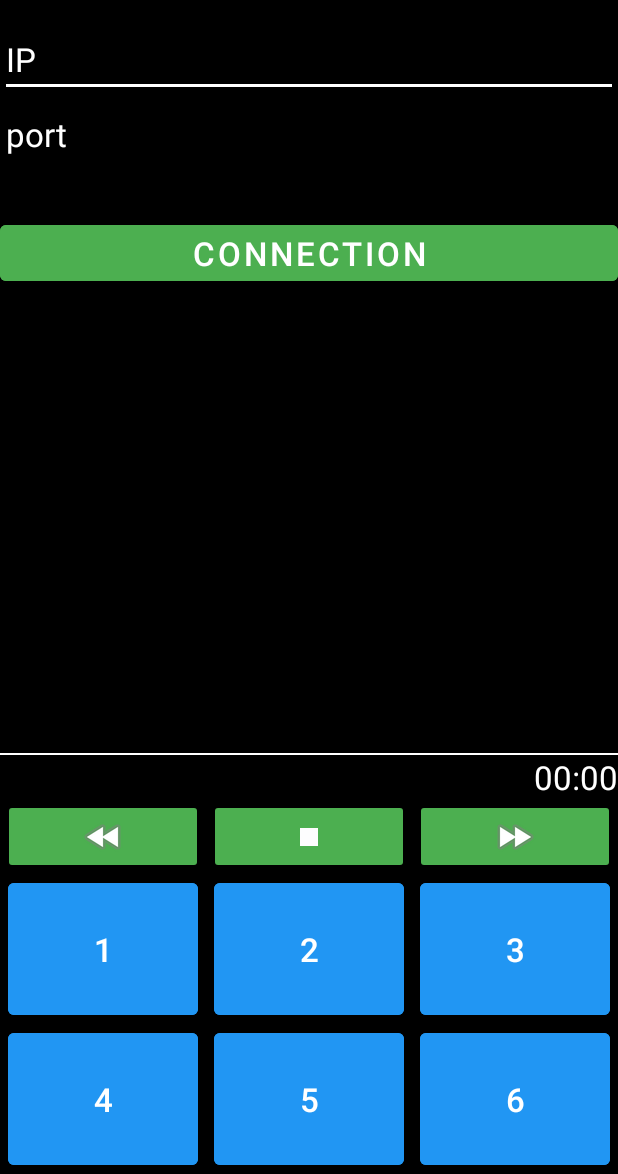
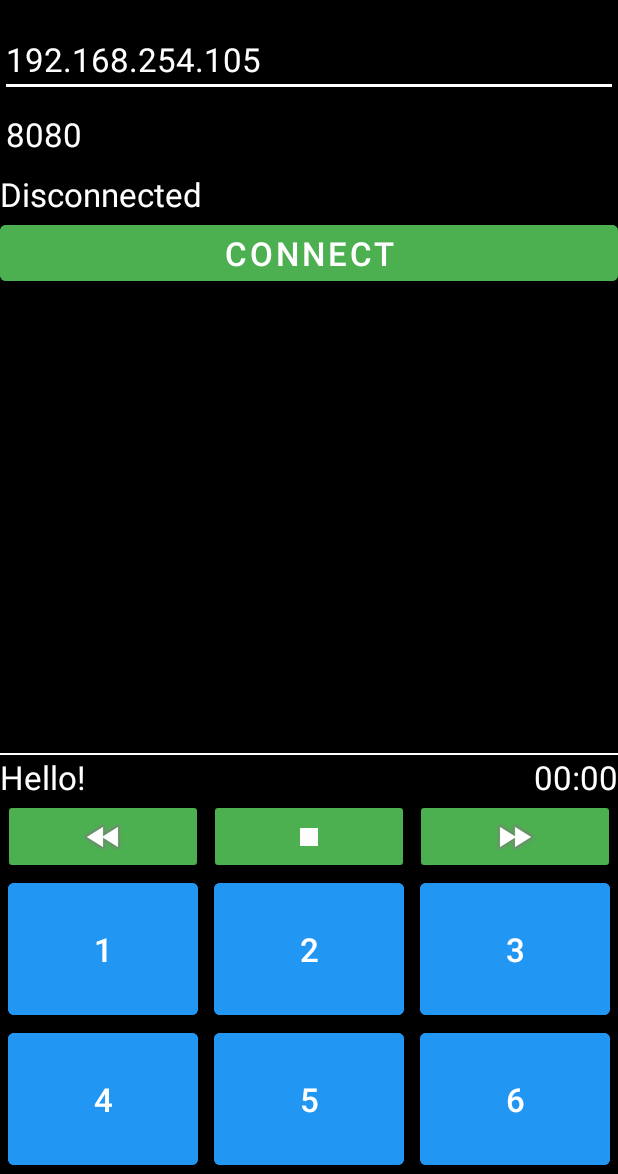
Before and after one commit to SokolAK/RemoteSound-Client, an Android app: the screen it shows after launch (MainActivity), after a tap on an icon or button, on a phone screen of 412 x 824 dp, the part 62-1236 px from its top. Run offline under Robolectric (Android 15) with nearby library versions, the phone set to English and light mode, and no system bars; 1 other tap on this screen came first.

Commit message:
Modify Connector and Remove Player

```diff
--- a/app/src/main/AndroidManifest.xml
+++ b/app/src/main/AndroidManifest.xml
@@ -1,9 +1,8 @@
 <?xml version="1.0" encoding="utf-8"?>
 <manifest xmlns:android="http://schemas.android.com/apk/res/android"
     package="pl.sokolak.remotesoundclient" >
-    <uses-permission android:name = "android.permission.ACCESS_WIFI_STATE" />
+    <uses-permission android:name = "android.permission.INTERNET" />
     <uses-permission android:name = "android.permission.ACCESS_NETWORK_STATE" />
-    <uses-permission android:name = "android.permission.INTERNET"/>
     <application
         android:allowBackup="true"
         android:icon="@mipmap/ic_launcher"
--- /dev/null
+++ b/app/src/main/java/pl/sokolak/remotesoundclient/ClientConnector.java
@@ -0,0 +1,156 @@
+package pl.sokolak.remotesoundclient;
+
+import android.annotation.SuppressLint;
+import android.app.Activity;
+import android.view.MotionEvent;
+import android.widget.Button;
+import android.widget.EditText;
+import android.widget.TextView;
+
+import java.io.BufferedReader;
+import java.io.IOException;
+import java.io.InputStreamReader;
+import java.io.PrintWriter;
+import java.net.Socket;
+
+@SuppressLint("SetTextI18n")
+public class ClientConnector {
+    private final Activity activity;
+    private Thread threadConnection = null;
+    private EditText etIP, etPort;
+    private TextView tvConnection;
+    private String SERVER_IP;
+    private int SERVER_PORT;
+    private PrintWriter output;
+    private BufferedReader input;
+    private ConnectionStatus connectionStatus = ConnectionStatus.DISCONNECTED;
+    private String ip;
+    private String port;
+    private TextView tvMessages;
+    private Button btnConnect;
+    private Button button1;
+
+    public ClientConnector(Activity activity, String ip, String port) {
+        this.activity = activity;
+        this.ip = ip;
+        this.port = port;
+    }
+
+    public void init() {
+        etIP = activity.findViewById(R.id.etIP);
+        etIP.setText(ip);
+        etPort = activity.findViewById(R.id.etPort);
+        etPort.setText(port);
+        tvConnection = activity.findViewById(R.id.tvConnection);
+        btnConnect = activity.findViewById(R.id.btnConnect);
+        btnConnect.setOnClickListener(v -> {
+            //tvConnection.setText("");
+            SERVER_IP = etIP.getText().toString().trim();
+            SERVER_PORT = Integer.parseInt(etPort.getText().toString().trim());
+            threadConnection = new Thread(new ThreadConnection());
+            threadConnection.start();
+        });
+        tvMessages = activity.findViewById(R.id.tvMessages);
+
+        button1 = activity.findViewById(R.id.button1);
+        button1.setOnClickListener(b -> clickButton(1));
+        activity.findViewById(R.id.button2).setOnClickListener(b -> clickButton(2));
+        activity.findViewById(R.id.button3).setOnClickListener(b -> clickButton(3));
+        activity.findViewById(R.id.buttonStop).setOnClickListener(b -> clickButton(104));
+        activity.findViewById(R.id.buttonForward).setOnTouchListener((v, e) -> v.onTouchEvent(MotionEvent.obtain(0, 0, MotionEvent.ACTION_DOWN, 0, 0, 0)));
+    }
+
+    private void clickButton(int c) {
+        new Thread(new ThreadWrite(c)).start();
+    }
+
+    enum ConnectionStatus {
+        CONNECTED,
+        DISCONNECTED
+    }
+
+    class ThreadConnection implements Runnable {
+        @Override
+        public void run() {
+            Socket socket;
+            if (connectionStatus == ConnectionStatus.DISCONNECTED) {
+                try {
+                    socket = new Socket(SERVER_IP, SERVER_PORT);
+                    output = new PrintWriter(socket.getOutputStream());
+                    input = new BufferedReader(new InputStreamReader(socket.getInputStream()));
+                    new Thread(new ThreadRead()).start();
+                    connectionStatus = ConnectionStatus.CONNECTED;
+                    activity.runOnUiThread(() -> btnConnect.setEnabled(false));
+                } catch (IOException e) {
+                    e.printStackTrace();
+                }
+            } else {
+                socket = null;
+                connectionStatus = ConnectionStatus.DISCONNECTED;
+            }
+        }
+    }
+
+    class ThreadWrite implements Runnable {
+        private int message;
+
+        ThreadWrite(int c) {
+            this.message = c;
+        }
+
+        @Override
+        public void run() {
+            if (output != null) {
+                output.write(message);
+                output.flush();
+            }
+//            activity.runOnUiThread(new Runnable() {
+//                @Override
+//                public void run() {
+//                    tvMessages.append("client: " + message + "\n");
+//                    etMessage.setText("");
+//                }
+//            });
+        }
+    }
+
+    class ThreadRead implements Runnable {
+        @Override
+        public void run() {
+            while (true) {
+                try {
+                    int message = input.read();
+                    if (message != -1) {
+                        activity.runOnUiThread(() -> tvMessages.setText("Server: " + message));
+                        switch (message) {
+                            case 10:
+                                button1.setText("1");
+                                break;
+                            case 11:
+                                button1.setText("||");
+                                break;
+                            case 12:
+                                button1.setText(">>");
+                                break;
+
+                            case 500:
+                                String stat500 = activity.getString(R.string.status) + ": " + activity.getString(R.string.disconnected);
+                                tvConnection.setText(stat500);
+                                break;
+                            case 501:
+                                String stat501 = activity.getString(R.string.status) + ": " + activity.getString(R.string.connected);
+                                tvConnection.setText(stat501);
+                                break;
+                        }
+                    } else {
+                        threadConnection = new Thread(new ThreadConnection());
+                        threadConnection.start();
+                        return;
+                    }
+                } catch (IOException e) {
+                    e.printStackTrace();
+                }
+            }
+        }
+    }
+}
--- a/app/src/main/java/pl/sokolak/remotesoundclient/Connector.java
+++ /dev/null
@@ -1,81 +0,0 @@
-package pl.sokolak.remotesoundclient;
-
-import android.annotation.SuppressLint;
-import android.app.Activity;
-import android.net.wifi.WifiInfo;
-import android.net.wifi.WifiManager;
-import android.view.View;
-import android.widget.Button;
-import android.widget.EditText;
-import android.widget.TextView;
-
-import java.io.BufferedReader;
-import java.io.IOException;
-import java.io.InputStreamReader;
-import java.io.PrintWriter;
-import java.net.InetAddress;
-import java.net.ServerSocket;
-import java.net.Socket;
-import java.net.UnknownHostException;
-import java.nio.ByteBuffer;
-import java.nio.ByteOrder;
-
-import static android.content.Context.WIFI_SERVICE;
-
-public class Connector {
-    private final Activity activity;
-    private Thread threadConnection = null;
-    private EditText etIP, etPort;
-    private TextView tvConnection;
-    private String SERVER_IP;
-    private int SERVER_PORT;
-    private PrintWriter output;
-    private BufferedReader input;
-    private ConnectionStatus connectionStatus = ConnectionStatus.DISCONNECTED;
-
-    public Connector(Activity activity) {
-        this.activity = activity;
-    }
-
-    public void init() {
-        etIP = activity.findViewById(R.id.etIP);
-        etPort = activity.findViewById(R.id.etPort);
-        tvConnection = activity.findViewById(R.id.tvConnection);
-        Button btnConnect = activity.findViewById(R.id.btnConnect);
-        btnConnect.setOnClickListener(v -> {
-            tvConnection.setText("");
-            SERVER_IP = etIP.getText().toString().trim();
-            SERVER_PORT = Integer.parseInt(etPort.getText().toString().trim());
-            threadConnection = new Thread(new ThreadConnection());
-            threadConnection.start();
-        });
-    }
-
-    class ThreadConnection implements Runnable {
-        @Override
-        public void run() {
-            Socket socket;
-            if (connectionStatus == ConnectionStatus.DISCONNECTED) {
-                try {
-                    socket = new Socket(SERVER_IP, SERVER_PORT);
-                    output = new PrintWriter(socket.getOutputStream());
-                    input = new BufferedReader(new InputStreamReader(socket.getInputStream()));
-                    activity.runOnUiThread(() -> tvConnection.setText("Connected\n"));
-                    //new Thread(new Thread2()).start();
-                    connectionStatus = ConnectionStatus.CONNECTED;
-                } catch (IOException e) {
-                    e.printStackTrace();
-                }
-            } else {
-                socket = null;
-                activity.runOnUiThread(() -> tvConnection.setText("Disonnected\n"));
-                connectionStatus = ConnectionStatus.DISCONNECTED;
-            }
-        }
-    }
-
-    enum ConnectionStatus {
-        CONNECTED,
-        DISCONNECTED
-    }
-}
--- a/app/src/main/java/pl/sokolak/remotesoundclient/MainActivity.java
+++ b/app/src/main/java/pl/sokolak/remotesoundclient/MainActivity.java
@@ -11,11 +11,9 @@
         super.onCreate(savedInstanceState);
         setContentView(R.layout.activity_main);
 
-        Player player = new Player(this);
-        player.init();
-
-        Connector connector = new Connector(this);
-        connector.init();
+        ClientConnector clientConnector = new ClientConnector(this,
+                "192.168.254.105",
+                "8080");
+        clientConnector.init();
     }
-
 }
--- a/app/src/main/java/pl/sokolak/remotesoundclient/Player.java
+++ /dev/null
@@ -1,220 +0,0 @@
-package pl.sokolak.remotesoundclient;
-
-import android.annotation.SuppressLint;
-import android.app.Activity;
-import android.content.Context;
-import android.media.MediaPlayer;
-import android.os.Handler;
-import android.view.MotionEvent;
-import android.view.View;
-import android.widget.ImageButton;
-import android.widget.TextView;
-
-import java.io.IOException;
-import java.util.ArrayList;
-import java.util.List;
-import java.util.concurrent.TimeUnit;
-
-public class Player {
-    private final Activity activity;
-    private Status status = Status.STOPPED;
-    private Sound currentSound;
-    private MediaPlayer mediaPlayer;
-    private final SoundButton button1 = new SoundButton();
-    private final SoundButton button2 = new SoundButton();
-    private final SoundButton button3 = new SoundButton();
-    private ImageButton buttonForward;
-    private ImageButton buttonBackward;
-    private ImageButton buttonStop;
-    private TextView tvPlayerStatus;
-    private TextView tvTime;
-    private Handler timeHandler;
-    private Handler rewindHandler;
-    private List<SoundButton> buttons = new ArrayList<>();
-    private static int TIMESTEP = 5000;
-
-    public Player(Activity activity) {
-        this.activity = activity;
-    }
-
-    public void init() {
-        tvPlayerStatus = activity.findViewById(R.id.playerStatus);
-        tvTime = activity.findViewById(R.id.time);
-
-        buttons = List.of(button1, button2, button3);
-        prepareButtons();
-        prepareControlButtons();
-
-
-        timeHandler = new Handler();
-        timeHandler.postDelayed(updateSoundTime, 0);
-    }
-
-    private void prepareButtons() {
-        button1.setButton(activity.findViewById(R.id.button1));
-        button2.setButton(activity.findViewById(R.id.button2));
-        button3.setButton(activity.findViewById(R.id.button3));
-
-        button1.setSound(new Sound(R.raw.s1, "s1"));
-        button2.setSound(new Sound(R.raw.s2, "s2"));
-        button3.setSound(new Sound(R.raw.s3, "s3"));
-
-        for (SoundButton soundButton : buttons) {
-            soundButton.getButton().setOnClickListener(b -> {
-                play(soundButton.getSound());
-                switch (status) {
-                    case PLAYING:
-                        soundButton.getButton().setText("||");
-                        break;
-                    case PAUSED:
-                        soundButton.getButton().setText(">>");
-                        break;
-                }
-            });
-        }
-
-        buttonStop = activity.findViewById(R.id.buttonStop);
-        buttonStop.setOnClickListener(b -> stop());
-        refreshButtons();
-    }
-
-    @SuppressLint("ClickableViewAccessibility")
-    private void prepareControlButtons() {
-        buttonForward = activity.findViewById(R.id.buttonForward);
-        buttonForward.setOnTouchListener((v, event) -> {
-            switch (event.getAction()) {
-                case MotionEvent.ACTION_DOWN:
-                    if (rewindHandler != null) return true;
-                    rewindHandler = new Handler();
-                    rewindHandler.postDelayed(rewindForward, 0);
-                    break;
-                case MotionEvent.ACTION_UP:
-                    if (rewindHandler == null) return true;
-                    rewindHandler.removeCallbacks(rewindForward);
-                    rewindHandler = null;
-                    break;
-            }
-            return false;
-        });
-
-        buttonBackward = activity.findViewById(R.id.buttonBackward);
-        buttonBackward.setOnTouchListener((v, event) -> {
-            switch (event.getAction()) {
-                case MotionEvent.ACTION_DOWN:
-                    if (rewindHandler != null) return true;
-                    rewindHandler = new Handler();
-                    rewindHandler.postDelayed(rewindBackward, 0);
-                    break;
-                case MotionEvent.ACTION_UP:
-                    if (rewindHandler == null) return true;
-                    rewindHandler.removeCallbacks(rewindBackward);
-                    rewindHandler = null;
-                    break;
-            }
-            return false;
-        });
-    }
-
-    private void play(Sound sound) {
-        if (!sound.equals(currentSound)) {
-            if (mediaPlayer != null)
-                mediaPlayer.stop();
-            //mediaPlayer.reset();
-            mediaPlayer = MediaPlayer.create(activity, sound.getSoundId());
-            mediaPlayer.start();
-            currentSound = sound;
-            status = Status.PLAYING;
-        } else {
-            if (status == Status.PLAYING) {
-                mediaPlayer.pause();
-                status = Status.PAUSED;
-            } else {
-                mediaPlayer.start();
-                status = Status.PLAYING;
-            }
-        }
-        updateStatusText();
-        refreshButtons();
-    }
-
-    private void stop() {
-        mediaPlayer.stop();
-        try {
-            mediaPlayer.prepare();
-        } catch (IOException e) {
-            e.printStackTrace();
-        }
-        status = Status.STOPPED;
-        updateStatusText();
-        refreshButtons();
-    }
-
-    private void refreshButtons() {
-        for(SoundButton soundButton : buttons) {
-            soundButton.getButton().setText(soundButton.getSound().getSoundName());
-        }
-    }
-
-    private void updateStatusText() {
-        String statusText;
-        switch (status) {
-            case PLAYING:
-                statusText = activity.getString(R.string.playing);
-                break;
-            case PAUSED:
-                statusText = activity.getString(R.string.paused);
-                break;
-            default:
-                statusText = activity.getString(R.string.stopped);
-        }
-
-        String status = statusText + ": " + currentSound.toString();
-        tvPlayerStatus.setText(status);
-    }
-
-    enum Status {
-        PLAYING,
-        STOPPED,
-        PAUSED
-    }
-
-    private final Runnable updateSoundTime = new Runnable() {
-        @SuppressLint("DefaultLocale")
-        public void run() {
-            if (mediaPlayer != null) {
-                int time = mediaPlayer.getDuration() - mediaPlayer.getCurrentPosition();
-                tvTime.setText(String.format("-%02d:%02d",
-                        TimeUnit.MILLISECONDS.toMinutes(time),
-                        TimeUnit.MILLISECONDS.toSeconds(time) -
-                                TimeUnit.MINUTES.toSeconds(TimeUnit.MILLISECONDS.toMinutes(time)))
-                );
-                if(time <= 10) {
-                    stop();
-                }
-            }
-            timeHandler.postDelayed(this, 200);
-        }
-    };
-
-    private final Runnable rewindForward = new Runnable() {
-        @Override
-        public void run() {
-            int time = mediaPlayer.getCurrentPosition();
-            int maxTime = mediaPlayer.getDuration();
-            time = Math.min(time + TIMESTEP, maxTime);
-            mediaPlayer.seekTo(time);
-            rewindHandler.postDelayed(this, 200);
-        }
-    };
-
-    private final Runnable rewindBackward = new Runnable() {
-        @Override
-        public void run() {
-            int time = mediaPlayer.getCurrentPosition();
-            time = Math.max(time - TIMESTEP, 0);
-            mediaPlayer.seekTo(time);
-            mediaPlayer.seekTo(time);
-            rewindHandler.postDelayed(this, 200);
-        }
-    };
-}
--- a/app/src/main/java/pl/sokolak/remotesoundclient/SoundButton.java
+++ /dev/null
@@ -1,11 +0,0 @@
-package pl.sokolak.remotesoundclient;
-
-import android.widget.Button;
-
-import lombok.Data;
-
-@Data
-public class SoundButton {
-    private Button button;
-    private Sound sound;
-}
--- a/app/src/main/res/layout/activity_main.xml
+++ b/app/src/main/res/layout/activity_main.xml
@@ -7,6 +7,7 @@
     android:layout_height="match_parent"
     android:orientation="vertical"
     android:background="@color/colorBackDark"
+    android:screenOrientation="portrait"
     tools:context=".MainActivity">
 
     <EditText
@@ -29,7 +30,7 @@
         android:id="@+id/tvConnection"
         android:layout_width="match_parent"
         android:layout_height="wrap_content"
-        android:text="connection"
+        android:text="@string/disconnected"
         android:textColor="@color/colorText"
         app:layout_constraintTop_toBottomOf="@+id/etPort" />
 
@@ -37,11 +38,22 @@
         android:id="@+id/btnConnect"
         android:layout_width="match_parent"
         android:layout_height="wrap_content"
-        android:text="connection"
+        android:text="@string/connect"
         android:backgroundTint="@color/colorButton2"
         app:layout_constraintTop_toBottomOf="@+id/tvConnection" />
 
+    <TextView
+        android:id="@+id/tvMessages"
+        android:layout_width="match_parent"
+        android:layout_height="wrap_content"
+        android:text=""
+        android:textColor="@color/colorText"
+        app:layout_constraintVertical_bias="0"
+        app:layout_constraintBottom_toTopOf="@+id/line"
+        app:layout_constraintTop_toBottomOf="@+id/btnConnect" />
+
     <View
+        android:id="@+id/line"
         android:layout_width="match_parent"
         android:layout_height="1dp"
         android:background="@color/colorText"
--- a/app/src/main/res/values/strings.xml
+++ b/app/src/main/res/values/strings.xml
@@ -1,7 +1,12 @@
 <resources>
     <string name="app_name">RemoteSoundClient</string>
     <string name="hello">Hello!</string>
+    <string name="status">Status</string>
     <string name="playing">Playing</string>
     <string name="paused">Paused</string>
     <string name="stopped">Stopped</string>
+    <string name="repeat">Repeat</string>
+    <string name="connected">Connected</string>
+    <string name="disconnected">Disconnected</string>
+    <string name="connect">Connect</string>
 </resources>
```
Also changed, not shown: app/src/main/java/pl/sokolak/remotesoundclient/Sound.java (deleted, +0 -16 lines).
